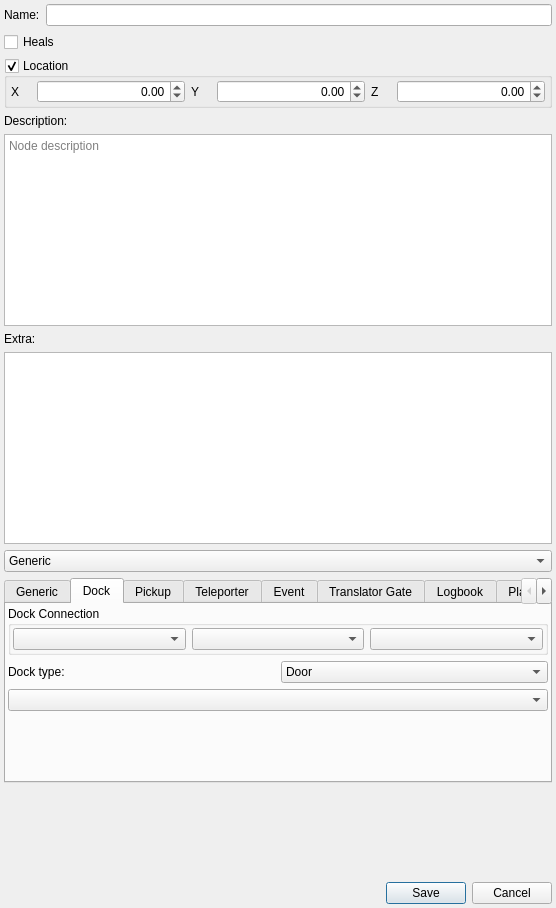
The window that randovania/gui/ui_files/node_details_popup.ui (randovania/randovania) describes before a commit, drawn with Qt 5.
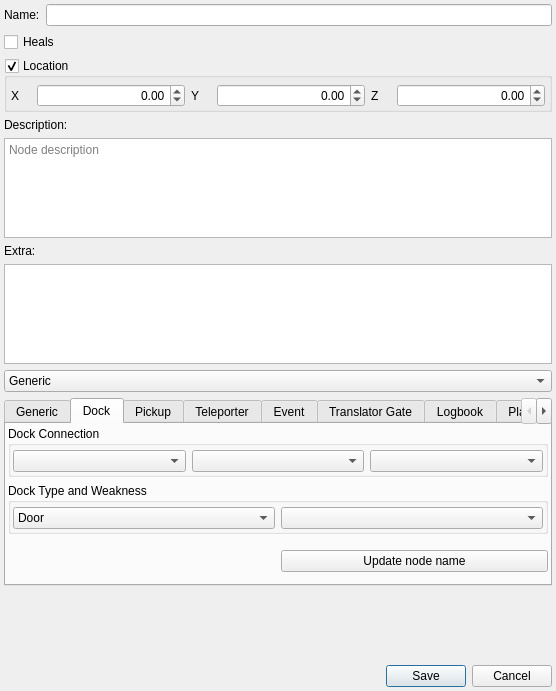
The same window after the commit. The open tabs and pages were chosen to show the change.

Commit message: Data Editor: create docks following the convention, helpers when editing a dock

Diff of the .ui file:
```diff
--- a/randovania/gui/ui_files/node_details_popup.ui
+++ b/randovania/gui/ui_files/node_details_popup.ui
@@ -7,7 +7,7 @@
     <x>0</x>
     <y>0</y>
     <width>556</width>
-    <height>908</height>
+    <height>691</height>
    </rect>
   </property>
   <property name="sizePolicy">
@@ -81,7 +81,7 @@
        <number>4</number>
       </property>
       <property name="topMargin">
-       <number>2</number>
+       <number>6</number>
       </property>
       <property name="rightMargin">
        <number>4</number>
@@ -197,6 +197,12 @@
    </item>
    <item>
     <widget class="QTextEdit" name="description_edit">
+     <property name="maximumSize">
+      <size>
+       <width>16777215</width>
+       <height>100</height>
+      </size>
+     </property>
      <property name="placeholderText">
       <string>Node description</string>
      </property>
@@ -210,7 +216,14 @@
     </widget>
    </item>
    <item>
-    <widget class="QPlainTextEdit" name="extra_edit"/>
+    <widget class="QPlainTextEdit" name="extra_edit">
+     <property name="maximumSize">
+      <size>
+       <width>16777215</width>
+       <height>100</height>
+      </size>
+     </property>
+    </widget>
    </item>
    <item>
     <widget class="QComboBox" name="node_type_combo">
@@ -295,10 +308,71 @@
        <property name="bottomMargin">
         <number>2</number>
        </property>
-       <item row="1" column="0">
-        <widget class="QLabel" name="dock_type_label">
+       <item row="1" column="0" colspan="2">
+        <widget class="QGroupBox" name="groupBox">
+         <property name="title">
+          <string>Dock Type and Weakness</string>
+         </property>
+         <layout class="QHBoxLayout" name="horizontalLayout">
+          <property name="leftMargin">
+           <number>2</number>
+          </property>
+          <property name="topMargin">
+           <number>4</number>
+          </property>
+          <property name="rightMargin">
+           <number>2</number>
+          </property>
+          <property name="bottomMargin">
+           <number>2</number>
+          </property>
+          <item>
+           <widget class="QComboBox" name="dock_type_combo">
+            <item>
+             <property name="text">
+              <string>Door</string>
+             </property>
+            </item>
+            <item>
+             <property name="text">
+              <string>Morph Ball Door</string>
+             </property>
+            </item>
+            <item>
+             <property name="text">
+              <string>Other</string>
+             </property>
+            </item>
+            <item>
+             <property name="text">
+              <string>Portal</string>
+             </property>
+            </item>
+           </widget>
+          </item>
+          <item>
+           <widget class="QComboBox" name="dock_weakness_combo"/>
+          </item>
+         </layout>
+        </widget>
+       </item>
+       <item row="2" column="0">
+        <spacer name="verticalSpacer">
+         <property name="orientation">
+          <enum>Qt::Vertical</enum>
+         </property>
+         <property name="sizeHint" stdset="0">
+          <size>
+           <width>20</width>
+           <height>40</height>
+          </size>
+         </property>
+        </spacer>
+       </item>
+       <item row="2" column="1">
+        <widget class="QPushButton" name="dock_update_name_button">
          <property name="text">
-          <string>Dock type:</string>
+          <string>Update node name</string>
          </property>
         </widget>
        </item>
@@ -312,7 +386,7 @@
            <number>2</number>
           </property>
           <property name="topMargin">
-           <number>2</number>
+           <number>4</number>
           </property>
           <property name="rightMargin">
            <number>2</number>
@@ -332,46 +406,6 @@
          </layout>
         </widget>
        </item>
-       <item row="2" column="0" colspan="2">
-        <widget class="QComboBox" name="dock_weakness_combo"/>
-       </item>
-       <item row="1" column="1">
-        <widget class="QComboBox" name="dock_type_combo">
-         <item>
-          <property name="text">
-           <string>Door</string>
-          </property>
-         </item>
-         <item>
-          <property name="text">
-           <string>Morph Ball Door</string>
-          </property>
-         </item>
-         <item>
-          <property name="text">
-           <string>Other</string>
-          </property>
-         </item>
-         <item>
-          <property name="text">
-           <string>Portal</string>
-          </property>
-         </item>
-        </widget>
-       </item>
-       <item row="3" column="0">
-        <spacer name="verticalSpacer">
-         <property name="orientation">
-          <enum>Qt::Vertical</enum>
-         </property>
-         <property name="sizeHint" stdset="0">
-          <size>
-           <width>20</width>
-           <height>40</height>
-          </size>
-         </property>
-        </spacer>
-       </item>
       </layout>
      </widget>
      <widget class="QWidget" name="tab_pickup">
@@ -444,20 +478,34 @@
        <property name="bottomMargin">
         <number>2</number>
        </property>
-       <item row="3" column="0">
+       <item row="1" column="1">
+        <widget class="QCheckBox" name="teleporter_vanilla_name_edit">
+         <property name="text">
+          <string>Keep name when vanilla?</string>
+         </property>
+        </widget>
+       </item>
+       <item row="2" column="0">
+        <spacer name="verticalSpacer_3">
+         <property name="orientation">
+          <enum>Qt::Vertical</enum>
+         </property>
+         <property name="sizeHint" stdset="0">
+          <size>
+           <width>20</width>
+           <height>40</height>
+          </size>
+         </property>
+        </spacer>
+       </item>
+       <item row="1" column="0">
         <widget class="QCheckBox" name="teleporter_editable_check">
          <property name="text">
           <string>Randomizable?</string>
          </property>
         </widget>
        </item>
-       <item row="0" column="1">
-        <widget class="QLineEdit" name="teleporter_instance_id_edit"/>
-       </item>
-       <item row="2" column="1">
-        <widget class="QLineEdit" name="teleporter_scan_asset_id_edit"/>
-       </item>
-       <item row="1" column="0" colspan="2">
+       <item row="0" column="0" colspan="2">
         <widget class="QGroupBox" name="teleporter_destination_group">
          <property name="sizePolicy">
           <sizepolicy hsizetype="Preferred" vsizetype="Fixed">
@@ -490,40 +538,6 @@
          </layout>
         </widget>
        </item>
-       <item row="2" column="0">
-        <widget class="QLabel" name="teleporter_scan_asset_id_label">
-         <property name="text">
-          <string>Scan asset id:</string>
-         </property>
-        </widget>
-       </item>
-       <item row="3" column="1">
-        <widget class="QCheckBox" name="teleporter_vanilla_name_edit">
-         <property name="text">
-          <string>Keep name when vanilla?</string>
-         </property>
-        </widget>
-       </item>
-       <item row="0" column="0">
-        <widget class="QLabel" name="teleporter_instance_id_label">
-         <property name="text">
-          <string>Instance id:</string>
-         </property>
-        </widget>
-       </item>
-       <item row="4" column="0">
-        <spacer name="verticalSpacer_3">
-         <property name="orientation">
-          <enum>Qt::Vertical</enum>
-         </property>
-         <property name="sizeHint" stdset="0">
-          <size>
-           <width>20</width>
-           <height>40</height>
-          </size>
-         </property>
-        </spacer>
-       </item>
       </layout>
      </widget>
      <widget class="QWidget" name="tab_event">
```
The commit also changes 6 other files.
